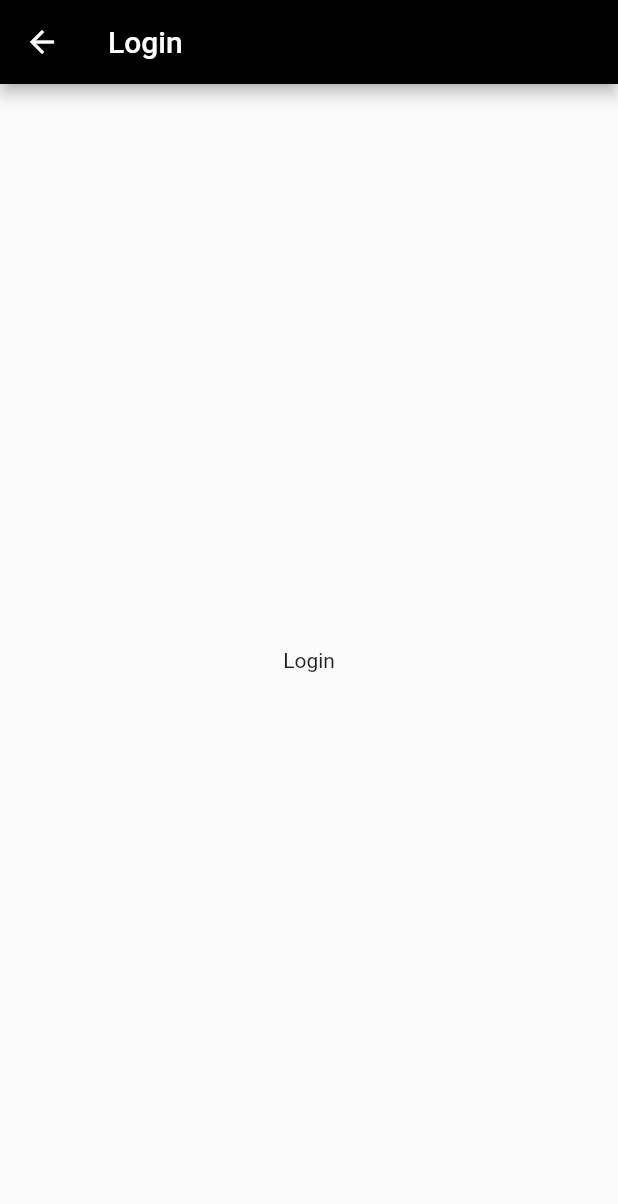
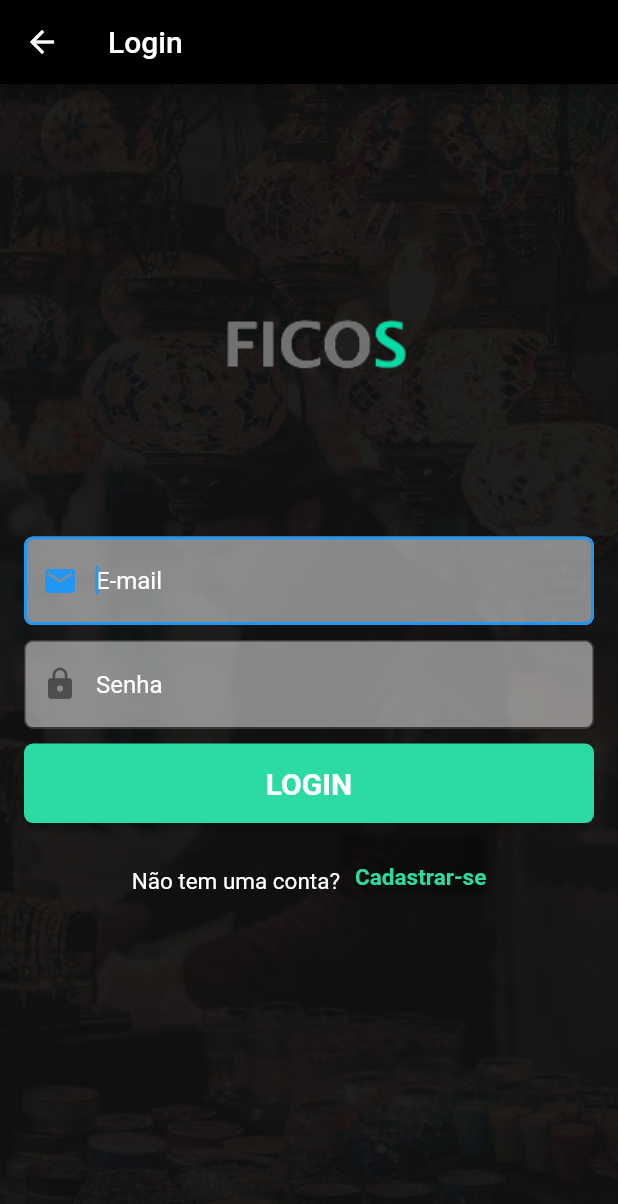
Before and after one commit to MaiconFilipiaki/ficos_app, a Flutter app: the Login screen opened by its route, on a phone screen of 412 x 824 dp. Shown: the top 1204 px of the screen. Run offline on Flutter 3.47's test engine with Material 2 defaults, Android fonts, the phone set to English and light mode, and no system bars.

Commit message:
:lipstick: Styles of view login

```diff
--- a/lib/main.dart
+++ b/lib/main.dart
@@ -4,7 +4,7 @@ import 'package:flutter/material.dart';
 
 final ThemeData temaPadrao = ThemeData(
   primaryColor: Colors.black,
-  accentColor: Color(0x2CDBA3),
+  accentColor: Color(0xFF2CDBA3),
 );
 
 void main() {
--- a/lib/pages/Login/Login.dart
+++ b/lib/pages/Login/Login.dart
@@ -1,3 +1,4 @@
+import 'package:flutter/cupertino.dart';
 import 'package:flutter/material.dart';
 
 class Login extends StatefulWidget {
@@ -8,12 +9,121 @@ class Login extends StatefulWidget {
 class _LoginState extends State<Login> {
   @override
   Widget build(BuildContext context) {
-    return Scaffold(
-      appBar: AppBar(
-        title: Text("Login")
+    return Container(
+      decoration: BoxDecoration(
+        image: DecorationImage(
+          image: AssetImage("imgs/login.jpg"),
+          fit: BoxFit.cover
+        )
       ),
-      body: Center(
-        child: Text("Login"),
+      child: Scaffold(
+        backgroundColor: Colors.transparent,
+        appBar: AppBar(
+          title: Text("Login"),
+        ),
+        body: Padding(
+          padding: EdgeInsets.all(16),
+          child: Column(
+            crossAxisAlignment: CrossAxisAlignment.stretch,
+            children: <Widget>[
+              Padding(
+                padding: EdgeInsets.only(top: 16),
+                child: Image.asset("imgs/logo_login.png"),
+              ),
+              Padding(
+                padding: EdgeInsets.only(top: 0),
+                child: TextField(
+                  autofocus: true,
+                  keyboardType: TextInputType.text,
+                  decoration: InputDecoration(
+                      contentPadding: EdgeInsets.fromLTRB(20, 20, 32, 20),
+                      prefixIcon: Icon(Icons.email),
+                      hintText: 'E-mail',
+                      hintStyle: TextStyle(
+                        color: Colors.white,
+                      ),
+                      filled: true,
+                      fillColor: Colors.white.withOpacity(0.5),
+                      border: OutlineInputBorder(
+                          borderRadius: BorderRadius.circular(6)
+                      )
+                  ),
+                  style: TextStyle(
+                    color: Colors.white,
+                  ),
+                ),
+              ),
+              Padding(
+                padding: EdgeInsets.only(top: 10),
+                child: TextField(
+                  autofocus: true,
+                  keyboardType: TextInputType.text,
+                  decoration: InputDecoration(
+                      contentPadding: EdgeInsets.fromLTRB(20, 20, 32, 20),
+                      prefixIcon: Icon(Icons.lock),
+                      hintText: 'Senha',
+                      hintStyle: TextStyle(
+                        color: Colors.white,
+                      ),
+                      filled: true,
+                      fillColor: Colors.white.withOpacity(0.5),
+                      border: OutlineInputBorder(
+                          borderRadius: BorderRadius.circular(6)
+                      )
+                  ),
+                  style: TextStyle(
+                    color: Colors.white,
+                  ),
+                ),
+              ),
+              Padding(
+                padding: EdgeInsets.only(top: 10),
+                child: RaisedButton(
+                  child: Text(
+                    "LOGIN",
+                    style: TextStyle(
+                      color: Colors.white,
+                      fontSize: 20,
+                      fontWeight: FontWeight.bold
+                    ),
+                  ),
+                  color: Color(0xFF2CDBA3),
+                  padding: EdgeInsets.all(15),
+                  shape: RoundedRectangleBorder(
+                    borderRadius: BorderRadius.circular(6)
+                  ),
+                  onPressed: (){},
+                ),
+              ),
+              Row(
+                mainAxisAlignment: MainAxisAlignment.center,
+                crossAxisAlignment: CrossAxisAlignment.end,
+                children: <Widget>[
+                  Text(
+                    "Não tem uma conta?",
+                    style: TextStyle(
+                      color: Colors.white,
+                      fontSize: 15,
+                    ),
+                  ),
+                  RaisedButton(
+                    padding: EdgeInsets.fromLTRB(10, 25, 0, 0),
+                    child: Text(
+                      "Cadastrar-se",
+                      style: TextStyle(
+                        color: Color(0xFF2CDBA3),
+                        fontSize: 15,
+                        fontWeight: FontWeight.bold,
+                      ),
+                    ),
+                    color: Colors.transparent,
+                    onPressed: (){},
+                  )
+                ],
+              )
+            ],
+          ),
+        )
       ),
     );
   }
--- a/pubspec.yaml
+++ b/pubspec.yaml
@@ -45,8 +45,9 @@ flutter:
   uses-material-design: true
 
   # To add assets to your application, add an assets section, like this:
-  # assets:
-  #   - images/a_dot_burr.jpeg
+  assets:
+    - imgs/login.jpg
+    - imgs/logo_login.png
   #   - images/a_dot_ham.jpeg
 
   # An image asset can refer to one or more resolution-specific "variants", see
```
Also changed, not shown: imgs/login.jpg (added), imgs/logo_login.png (added).
